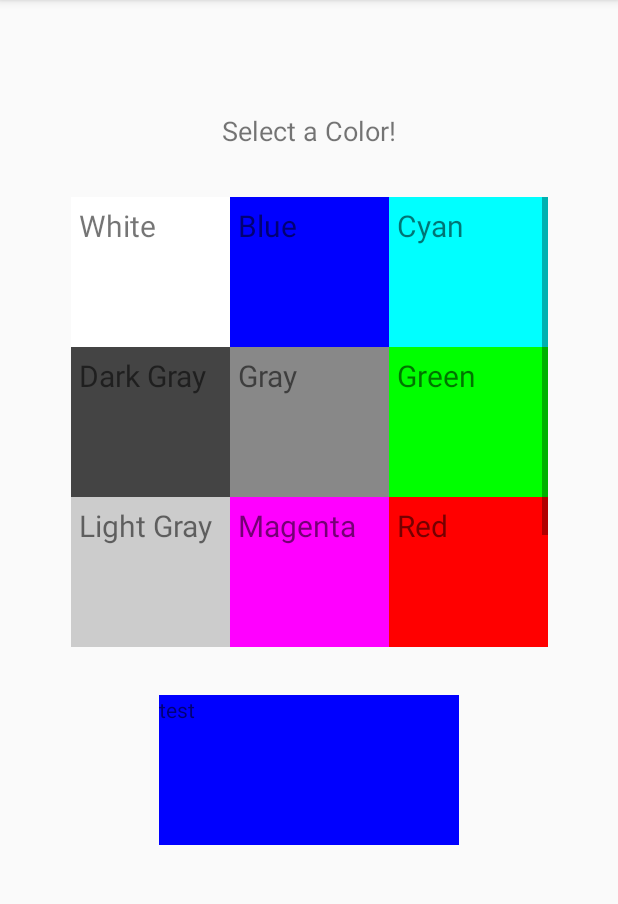
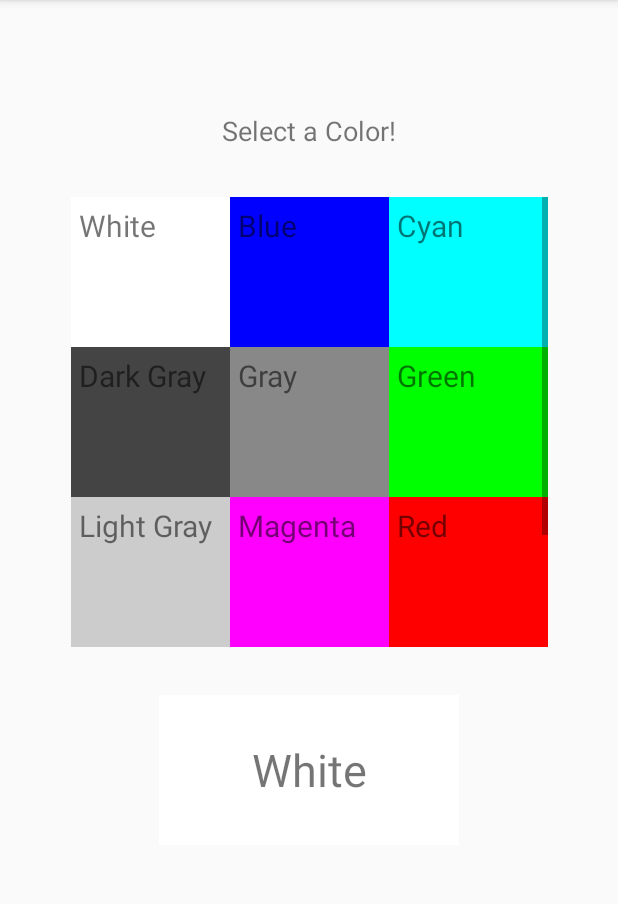
Before and after one commit to KarlSchaller/ColorChangingApp, an Android app: the screen it shows after launch (MainActivity), after a tap on "White", on a phone screen of 412 x 824 dp, the part 84-988 px from its top. Run offline under Robolectric (Android 15) with nearby library versions, the phone set to English and light mode, and no system bars.

Commit message:
change text of canvas fragment

```diff
--- a/app/src/main/java/edu/temple/colorchangingapp/CanvasFragment.java
+++ b/app/src/main/java/edu/temple/colorchangingapp/CanvasFragment.java
@@ -1,6 +1,7 @@
 package edu.temple.colorchangingapp;
 
 import android.graphics.Color;
+import android.graphics.drawable.Drawable;
 import android.os.Bundle;
 
 import androidx.fragment.app.Fragment;
@@ -14,14 +15,8 @@ import org.w3c.dom.Text;
 
 /**
  * A simple {@link Fragment} subclass.
- * Use the {@link CanvasFragment#newInstance} factory method to
- * create an instance of this fragment.
  */
 public class CanvasFragment extends Fragment {
-
-    // the fragment initialization parameters, e.g. ARG_ITEM_NUMBER
-    private static final String ARG_DEFAULT_COLOR = "color";
-    private int mDefaultColor;
 
     View l;
 
@@ -29,25 +24,9 @@ public class CanvasFragment extends Fragment {
         // Required empty public constructor
     }
 
-    public static CanvasFragment newInstance(int defaultColor) {
-        CanvasFragment fragment = new CanvasFragment();
-        Bundle args = new Bundle();
-        args.putInt(ARG_DEFAULT_COLOR, defaultColor);
-        fragment.setArguments(args);
-        return fragment;
-    }
-
     @Override
     public void onCreate(Bundle savedInstanceState) {
         super.onCreate(savedInstanceState);
-
-        Bundle args;
-        if ((args = getArguments()) != null) {
-            mDefaultColor = args.getInt(ARG_DEFAULT_COLOR);
-        }
-        else {
-            mDefaultColor = Color.BLACK;
-        }
     }
 
     @Override
@@ -55,9 +34,6 @@ public class CanvasFragment extends Fragment {
                              Bundle savedInstanceState) {
         // Inflate the layout for this fragment
         l = inflater.inflate(R.layout.fragment_canvas, container, false);
-
-        changeColor(Color.BLUE);
-        changeText("test");
 
         return l;
     }
@@ -69,7 +45,7 @@ public class CanvasFragment extends Fragment {
         }
     }
 
-    public void changeText(String text) {
+    public void changeText(CharSequence text) {
         if (l instanceof TextView) {
             TextView textView = (TextView) l;
             textView.setText(text);
--- a/app/src/main/java/edu/temple/colorchangingapp/MainActivity.java
+++ b/app/src/main/java/edu/temple/colorchangingapp/MainActivity.java
@@ -2,6 +2,7 @@ package edu.temple.colorchangingapp;
 
 import android.content.Intent;
 import android.graphics.Color;
+import android.graphics.drawable.Drawable;
 import android.os.Bundle;
 import android.view.View;
 import android.widget.AdapterView;
@@ -16,13 +17,15 @@ public class MainActivity extends AppCompatActivity implements PaletteFragment.C
     public static final String EXTRA_COLOR = "color";
     public static final String EXTRA_NAME = "name";
 
+    CanvasFragment canvasFragment;
+
     @Override
     protected void onCreate(Bundle savedInstanceState) {
         super.onCreate(savedInstanceState);
         setContentView(R.layout.activity_main);
 
         PaletteFragment paletteFragment = PaletteFragment.newInstance(3);
-        CanvasFragment canvasFragment = CanvasFragment.newInstance(Color.RED);
+        canvasFragment = new CanvasFragment();
 
         getSupportFragmentManager()
                 .beginTransaction()
@@ -52,7 +55,9 @@ public class MainActivity extends AppCompatActivity implements PaletteFragment.C
     }
 
     @Override
-    public void click() {
+    public void click(int color, CharSequence text) {
+        canvasFragment.changeColor(color);
+        canvasFragment.changeText(text);
 
     }
 }
--- a/app/src/main/java/edu/temple/colorchangingapp/PaletteFragment.java
+++ b/app/src/main/java/edu/temple/colorchangingapp/PaletteFragment.java
@@ -1,6 +1,8 @@
 package edu.temple.colorchangingapp;
 
 import android.content.Context;
+import android.graphics.drawable.ColorDrawable;
+import android.graphics.drawable.Drawable;
 import android.os.Bundle;
 
 import androidx.annotation.NonNull;
@@ -11,6 +13,7 @@ import android.view.View;
 import android.view.ViewGroup;
 import android.widget.AdapterView;
 import android.widget.GridView;
+import android.widget.TextView;
 
 /**
  * A fragment representing a list of Items.
@@ -78,7 +81,10 @@ public class PaletteFragment extends Fragment {
             gridView.setOnItemClickListener(new AdapterView.OnItemClickListener() {
                 @Override
                 public void onItemClick(AdapterView<?> parent, View view, int position, long id) {
-                    parentActivity.click();
+                    if (view instanceof TextView) {
+                        TextView textView = (TextView) view;
+                        parentActivity.click(((ColorDrawable)textView.getBackground()).getColor(), textView.getText());
+                    }
                 }
             });
         }
@@ -87,6 +93,6 @@ public class PaletteFragment extends Fragment {
     }
 
     interface ClickInterface {
-        void click();
+        void click(int color, CharSequence text);
     }
 }
--- a/app/src/main/res/layout/fragment_canvas.xml
+++ b/app/src/main/res/layout/fragment_canvas.xml
@@ -4,4 +4,7 @@
     android:id="@+id/colorDisplay"
     android:layout_width="match_parent"
     android:layout_height="match_parent"
-    tools:context=".CanvasFragment" />
+    android:gravity="center"
+    android:textSize="30sp"
+    tools:context=".CanvasFragment"
+    tools:text="testtest" />
```
